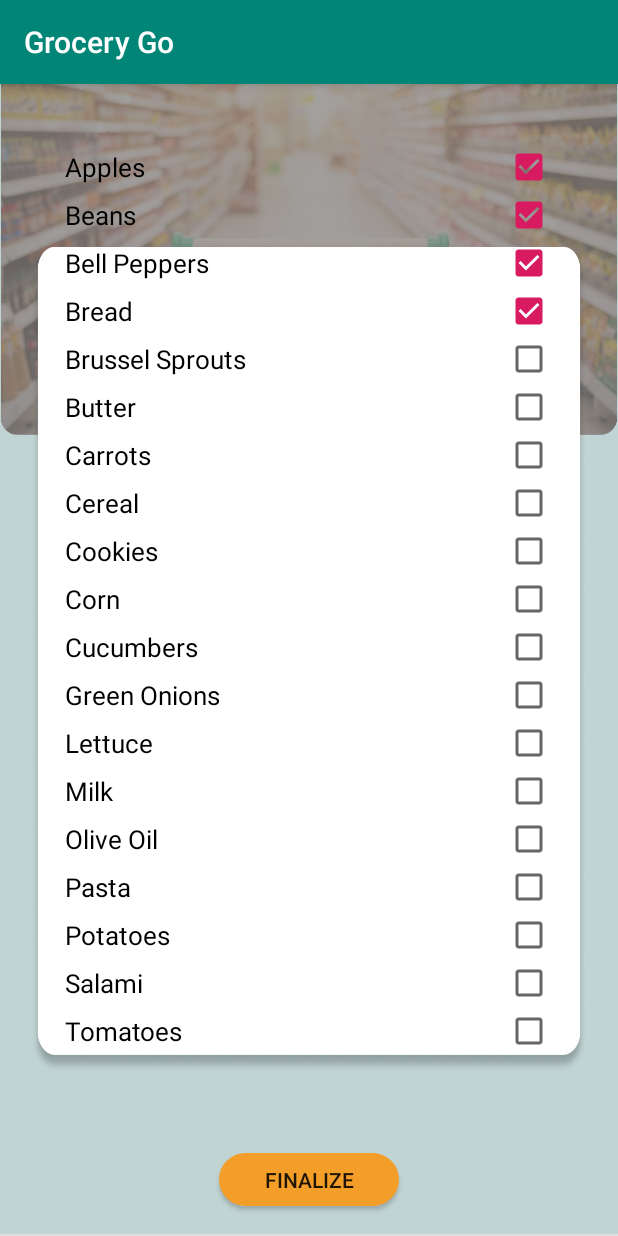
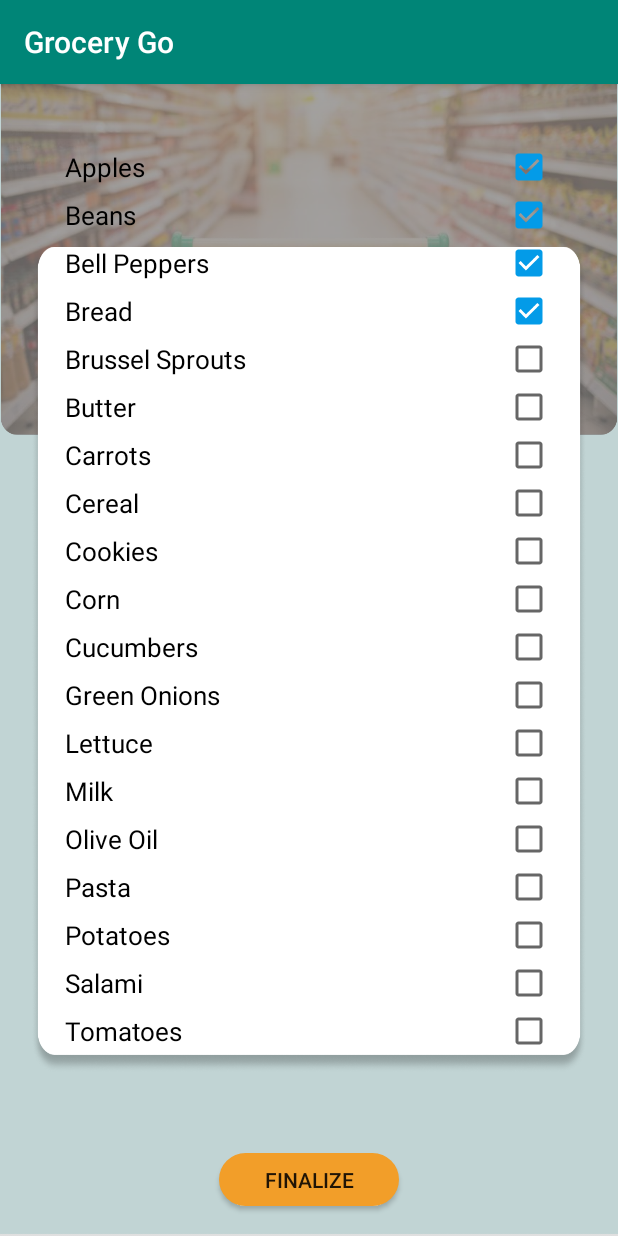
Before and after one commit to TheRealJessicaLi/GroceryGo, an Android app: the SelectGroceriesFragment screen opened directly, with no data from a screen before it, after a tap on "Bread", on a phone screen of 412 x 824 dp. Run offline under Robolectric (Android 15) with nearby library versions, the phone set to English and light mode, and no system bars; 3 other taps on this screen came first.

Commit message:
changed checkbox color

```diff
--- a/app/src/main/res/layout/fragment_select_groceries.xml
+++ b/app/src/main/res/layout/fragment_select_groceries.xml
@@ -36,8 +36,8 @@
             android:layout_height="match_parent"
             android:layout_above="@+id/next_button"
             android:layout_below="@id/header">
-            <!--android:background="@drawable/select_rect"-->
-            <!--android:scaleX="0.85">-->
+        <!--android:background="@drawable/select_rect"-->
+        <!--android:scaleX="0.85">-->
 
         <LinearLayout
                 android:id="@+id/grocery_list_select"
@@ -57,7 +57,8 @@
                       android:layout_marginLeft="18dp"
                       android:textSize="17sp"
                       android:drawableRight="?android:attr/listChoiceIndicatorMultiple"
-                      android:onClick="onCheckboxClicked"/>
+                      android:onClick="onCheckboxClicked"
+                      android:theme="@style/BlueCheckbox"/>
 
             <CheckBox android:id="@+id/checkbox_beans"
                       android:layout_width="match_parent"
@@ -68,7 +69,8 @@
                       android:layout_marginLeft="18dp"
                       android:textSize="17sp"
                       android:drawableRight="?android:attr/listChoiceIndicatorMultiple"
-                      android:onClick="onCheckboxClicked"/>
+                      android:onClick="onCheckboxClicked"
+                      android:theme="@style/BlueCheckbox"/>
 
             <CheckBox android:id="@+id/checkbox_bellpeppers"
                       android:layout_width="match_parent"
@@ -79,7 +81,8 @@
                       android:layout_marginLeft="18dp"
                       android:textSize="17sp"
                       android:drawableRight="?android:attr/listChoiceIndicatorMultiple"
-                      android:onClick="onCheckboxClicked"/>
+                      android:onClick="onCheckboxClicked"
+                      android:theme="@style/BlueCheckbox"/>
 
             <CheckBox android:id="@+id/checkbox_bread"
                       android:layout_width="match_parent"
@@ -90,7 +93,8 @@
                       android:layout_marginLeft="18dp"
                       android:textSize="17sp"
                       android:drawableRight="?android:attr/listChoiceIndicatorMultiple"
-                      android:onClick="onCheckboxClicked"/>
+                      android:onClick="onCheckboxClicked"
+                      android:theme="@style/BlueCheckbox"/>
 
             <CheckBox android:id="@+id/checkbox_brusselsprouts"
                       android:layout_width="match_parent"
@@ -101,7 +105,8 @@
                       android:layout_marginLeft="18dp"
                       android:textSize="17sp"
                       android:drawableRight="?android:attr/listChoiceIndicatorMultiple"
-                      android:onClick="onCheckboxClicked"/>
+                      android:onClick="onCheckboxClicked"
+                      android:theme="@style/BlueCheckbox"/>
 
             <CheckBox android:id="@+id/checkbox_butter"
                       android:layout_width="match_parent"
@@ -112,7 +117,8 @@
                       android:layout_marginLeft="18dp"
                       android:textSize="17sp"
                       android:drawableRight="?android:attr/listChoiceIndicatorMultiple"
-                      android:onClick="onCheckboxClicked"/>
+                      android:onClick="onCheckboxClicked"
+                      android:theme="@style/BlueCheckbox"/>
 
             <CheckBox android:id="@+id/checkbox_carrots"
                       android:layout_width="match_parent"
@@ -123,7 +129,8 @@
                       android:layout_marginLeft="18dp"
                       android:textSize="17sp"
                       android:drawableRight="?android:attr/listChoiceIndicatorMultiple"
-                      android:onClick="onCheckboxClicked"/>
+                      android:onClick="onCheckboxClicked"
+                      android:theme="@style/BlueCheckbox"/>
 
             <CheckBox android:id="@+id/checkbox_cereal"
                       android:layout_width="match_parent"
@@ -134,7 +141,8 @@
                       android:layout_marginLeft="18dp"
                       android:textSize="17sp"
                       android:drawableRight="?android:attr/listChoiceIndicatorMultiple"
-                      android:onClick="onCheckboxClicked"/>
+                      android:onClick="onCheckboxClicked"
+                      android:theme="@style/BlueCheckbox"/>
 
             <CheckBox android:id="@+id/checkbox_cookies"
                       android:layout_width="match_parent"
@@ -145,7 +153,8 @@
                       android:layout_marginLeft="18dp"
                       android:textSize="17sp"
                       android:drawableRight="?android:attr/listChoiceIndicatorMultiple"
-                      android:onClick="onCheckboxClicked"/>
+                      android:onClick="onCheckboxClicked"
+                      android:theme="@style/BlueCheckbox"/>
 
             <CheckBox android:id="@+id/checkbox_corn"
                       android:layout_width="match_parent"
@@ -156,7 +165,8 @@
                       android:layout_marginLeft="18dp"
                       android:textSize="17sp"
                       android:drawableRight="?android:attr/listChoiceIndicatorMultiple"
-                      android:onClick="onCheckboxClicked"/>
+                      android:onClick="onCheckboxClicked"
+                      android:theme="@style/BlueCheckbox"/>
 
             <CheckBox android:id="@+id/checkbox_cucumbers"
                       android:layout_width="match_parent"
@@ -167,7 +177,8 @@
                       android:layout_marginLeft="18dp"
                       android:textSize="17sp"
                       android:drawableRight="?android:attr/listChoiceIndicatorMultiple"
-                      android:onClick="onCheckboxClicked"/>
+                      android:onClick="onCheckboxClicked"
+                      android:theme="@style/BlueCheckbox"/>
 
             <CheckBox android:id="@+id/checkbox_greenonions"
                       android:layout_width="match_parent"
@@ -178,7 +189,8 @@
                       android:layout_marginLeft="18dp"
                       android:textSize="17sp"
                       android:drawableRight="?android:attr/listChoiceIndicatorMultiple"
-                      android:onClick="onCheckboxClicked"/>
+                      android:onClick="onCheckboxClicked"
+                      android:theme="@style/BlueCheckbox"/>
 
             <CheckBox android:id="@+id/checkbox_lettuce"
                       android:layout_width="match_parent"
@@ -189,7 +201,8 @@
                       android:layout_marginLeft="18dp"
                       android:textSize="17sp"
                       android:drawableRight="?android:attr/listChoiceIndicatorMultiple"
-                      android:onClick="onCheckboxClicked"/>
+                      android:onClick="onCheckboxClicked"
+                      android:theme="@style/BlueCheckbox"/>
 
             <CheckBox android:id="@+id/checkbox_milk"
                       android:layout_width="match_parent"
@@ -200,7 +213,8 @@
                       android:layout_marginLeft="18dp"
                       android:textSize="17sp"
                       android:drawableRight="?android:attr/listChoiceIndicatorMultiple"
-                      android:onClick="onCheckboxClicked"/>
+                      android:onClick="onCheckboxClicked"
+                      android:theme="@style/BlueCheckbox"/>
 
             <CheckBox android:id="@+id/checkbox_oliveoil"
                       android:layout_width="match_parent"
@@ -211,7 +225,8 @@
                       android:layout_marginLeft="18dp"
                       android:textSize="17sp"
                       android:drawableRight="?android:attr/listChoiceIndicatorMultiple"
-                      android:onClick="onCheckboxClicked"/>
+                      android:onClick="onCheckboxClicked"
+                      android:theme="@style/BlueCheckbox"/>
 
             <CheckBox android:id="@+id/checkbox_pasta"
                       android:layout_width="match_parent"
@@ -222,7 +237,8 @@
                       android:layout_marginLeft="18dp"
                       android:textSize="17sp"
                       android:drawableRight="?android:attr/listChoiceIndicatorMultiple"
-                      android:onClick="onCheckboxClicked"/>
+                      android:onClick="onCheckboxClicked"
+                      android:theme="@style/BlueCheckbox"/>
 
             <CheckBox android:id="@+id/checkbox_potatoes"
                       android:layout_width="match_parent"
@@ -233,7 +249,8 @@
                       android:layout_marginLeft="18dp"
                       android:textSize="17sp"
                       android:drawableRight="?android:attr/listChoiceIndicatorMultiple"
-                      android:onClick="onCheckboxClicked"/>
+                      android:onClick="onCheckboxClicked"
+                      android:theme="@style/BlueCheckbox"/>
 
             <CheckBox android:id="@+id/checkbox_salami"
                       android:layout_width="match_parent"
@@ -244,7 +261,8 @@
                       android:layout_marginLeft="18dp"
                       android:textSize="17sp"
                       android:drawableRight="?android:attr/listChoiceIndicatorMultiple"
-                      android:onClick="onCheckboxClicked"/>
+                      android:onClick="onCheckboxClicked"
+                      android:theme="@style/BlueCheckbox"/>
 
             <CheckBox android:id="@+id/checkbox_tomatoes"
                       android:layout_width="match_parent"
@@ -255,7 +273,8 @@
                       android:layout_marginLeft="18dp"
                       android:textSize="17sp"
                       android:drawableRight="?android:attr/listChoiceIndicatorMultiple"
-                      android:onClick="onCheckboxClicked"/>
+                      android:onClick="onCheckboxClicked"
+                      android:theme="@style/BlueCheckbox"/>
 
         </LinearLayout>
 
--- a/app/src/main/res/values/styles.xml
+++ b/app/src/main/res/values/styles.xml
@@ -8,4 +8,8 @@
         <item name="colorAccent">@color/colorAccent</item>
     </style>
 
+    <style name="BlueCheckbox">
+        <item name="colorAccent">#039BE8</item>
+    </style>
+
 </resources>
```
